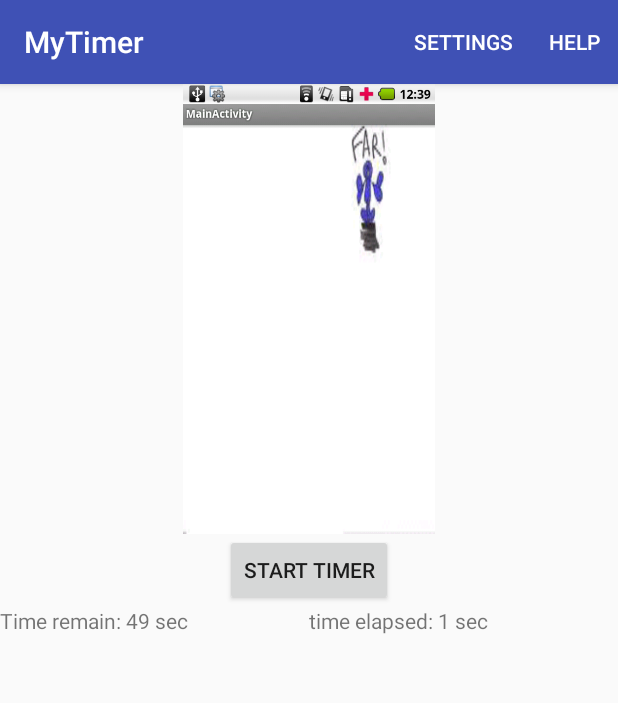
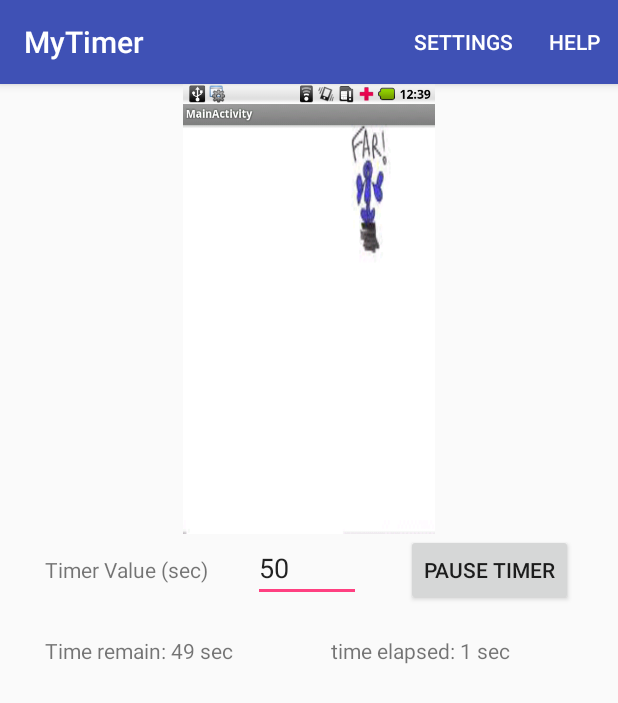
Before and after one commit to alfan-ntu/android_sensor_timer, an Android app: the screen it shows after launch (MainActivity), after a tap on "START TIMER", on a phone screen of 412 x 824 dp. Shown: the top 703 px of the screen. Run offline under Robolectric (Android 15) with nearby library versions, the phone set to English and light mode, and no system bars.

Commit message:
Move new MyCountDownTimer to onClick to accept timer value set in the EditText

```diff
--- a/app/src/main/java/com/example/azadmin/mytimer/MainActivity.java
+++ b/app/src/main/java/com/example/azadmin/mytimer/MainActivity.java
@@ -8,6 +8,7 @@ import android.hardware.SensorManager;
 import android.os.Bundle;
 import android.os.CountDownTimer;
 import android.support.v7.app.AppCompatActivity;
+import android.util.Log;
 import android.view.Menu;
 import android.view.MenuItem;
 import android.view.View;
@@ -27,9 +28,19 @@ public class MainActivity extends AppCompatActivity implements SensorEventListen
         private Button buttonStartReset;
         private MyCountDownTimer myCountDownTimer;
 
+        private EditText timerValueEditText;
+        private long startTimeInSec;
+
         private long timeElapsed;
         private final long startTime = 50000;
         private final long interval = 1000;
+
+/*
+    Per http://developer.android.com/reference/android/app/Activity.html
+    onCreate(Bundle) is where you initialize your activity. Most importantly, here you will usually
+    call setContentView(int) with a layout resource defining your UI, and using findViewById(int)
+    to retrieve the widgets in that UI that you need to interact with programmatically.
+*/
 
         @Override
         protected void onCreate(Bundle savedInstanceState) {
@@ -45,16 +56,24 @@ public class MainActivity extends AppCompatActivity implements SensorEventListen
     Demonstrate how to setup a CountDownTimer
  */
 
-            myCountDownTimer = new MyCountDownTimer(startTime, interval);
-
+            timerValueEditText = (EditText) findViewById(R.id.timerValueField);
+//            startTimeInSec = Integer.parseInt(timerValueEditText.getText().toString());
+//            Log.d("Start Time in Sec.", timerValueEditText.getText().toString());
+//            myCountDownTimer = new MyCountDownTimer(startTime, interval);
             buttonStartReset = (Button) findViewById(R.id.buttonReset);
             buttonStartReset.setOnClickListener(new View.OnClickListener(){
                     @Override
                     public void onClick(View v) {
                         if(!timerHasStarted) {
+                            startTimeInSec = Integer.parseInt(timerValueEditText.getText().toString());
+                            Log.d("Start Time in Sec.", timerValueEditText.getText().toString());
+
+                            myCountDownTimer = new MyCountDownTimer(startTimeInSec * 1000, interval);
+
                             myCountDownTimer.start();
                             timerHasStarted = true;
-                            buttonStartReset.setText("START TIMER");
+                            buttonStartReset.setText("PAUSE TIMER");
+
                         } else {
                             myCountDownTimer.cancel();
                             timerHasStarted = false;
@@ -123,20 +142,20 @@ public class MainActivity extends AppCompatActivity implements SensorEventListen
          */
         public class MyCountDownTimer extends CountDownTimer
         {
-             public MyCountDownTimer(long startTime, long interval){
+            public MyCountDownTimer(long startTime, long interval){
                  super(startTime, interval);
              }
 
             @Override
             public void onFinish() {
                 timeRemainView.setText("Time's up!");
-                timeElapsedView.setText("Time Elapsed: " + String.valueOf(startTime / 1000) + " sec");
+                timeElapsedView.setText("Time Elapsed: " + String.valueOf(startTimeInSec / 1000) + " sec");
             }
 
             @Override
             public void onTick(long millisUntilFinished) {
                 timeRemainView.setText("Time remain: " + String.valueOf(millisUntilFinished / 1000) + " sec" );
-                timeElapsed = startTime - millisUntilFinished;
+                timeElapsed = startTimeInSec * 1000 - millisUntilFinished;
                 timeElapsedView.setText("time elapsed: " + String.valueOf(timeElapsed / 1000) + " sec");
             }
         }
--- a/app/src/main/res/layout/content_main.xml
+++ b/app/src/main/res/layout/content_main.xml
@@ -13,12 +13,38 @@
         android:src="@drawable/far"
         android:layout_gravity="center" />
 
-    <Button
-        android:layout_width="wrap_content"
+    <LinearLayout
+        android:orientation="horizontal"
+        android:layout_width="match_parent"
         android:layout_height="wrap_content"
-        android:text="START TIMER"
-        android:id="@+id/buttonReset"
-        android:layout_gravity="center_horizontal" />
+        android:layout_gravity="center_horizontal">
+
+        <TextView
+            android:layout_width="wrap_content"
+            android:layout_height="wrap_content"
+            android:text="Timer Value (sec)"
+            android:id="@+id/timerValueLabel"
+            android:layout_marginLeft="30dp" />
+
+        <EditText
+            android:layout_width="wrap_content"
+            android:layout_height="wrap_content"
+            android:inputType="number"
+            android:ems="10"
+            android:id="@+id/timerValueField"
+            android:layout_weight="1"
+            android:layout_marginRight="30dp"
+            android:layout_marginLeft="30dp"
+            android:text="50" />
+
+        <Button
+            android:layout_width="wrap_content"
+            android:layout_height="wrap_content"
+            android:text="START TIMER"
+            android:id="@+id/buttonReset"
+            android:layout_marginRight="30dp" />
+
+    </LinearLayout>
 
     <LinearLayout
         android:orientation="horizontal"
@@ -30,14 +56,17 @@
             android:layout_height="wrap_content"
             android:text="Time remain"
             android:id="@+id/timeRemain"
-            android:layout_weight="1" />
+            android:layout_weight="1"
+            android:layout_marginLeft="30dp"
+            android:layout_marginTop="20dp" />
 
         <TextView
             android:layout_width="0dp"
             android:layout_height="wrap_content"
             android:text="Time Elapsed"
             android:id="@+id/timeElapsed"
-            android:layout_weight="1" />
+            android:layout_weight="1"
+            android:layout_marginTop="20dp" />
     </LinearLayout>
 
 </LinearLayout>
```
